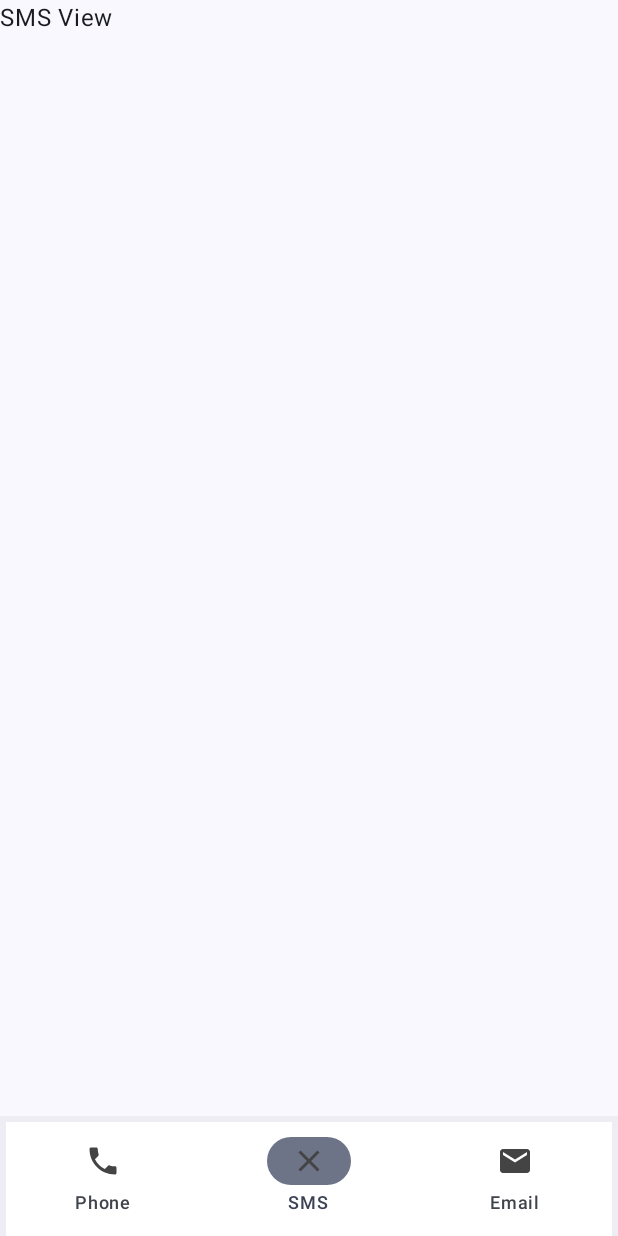
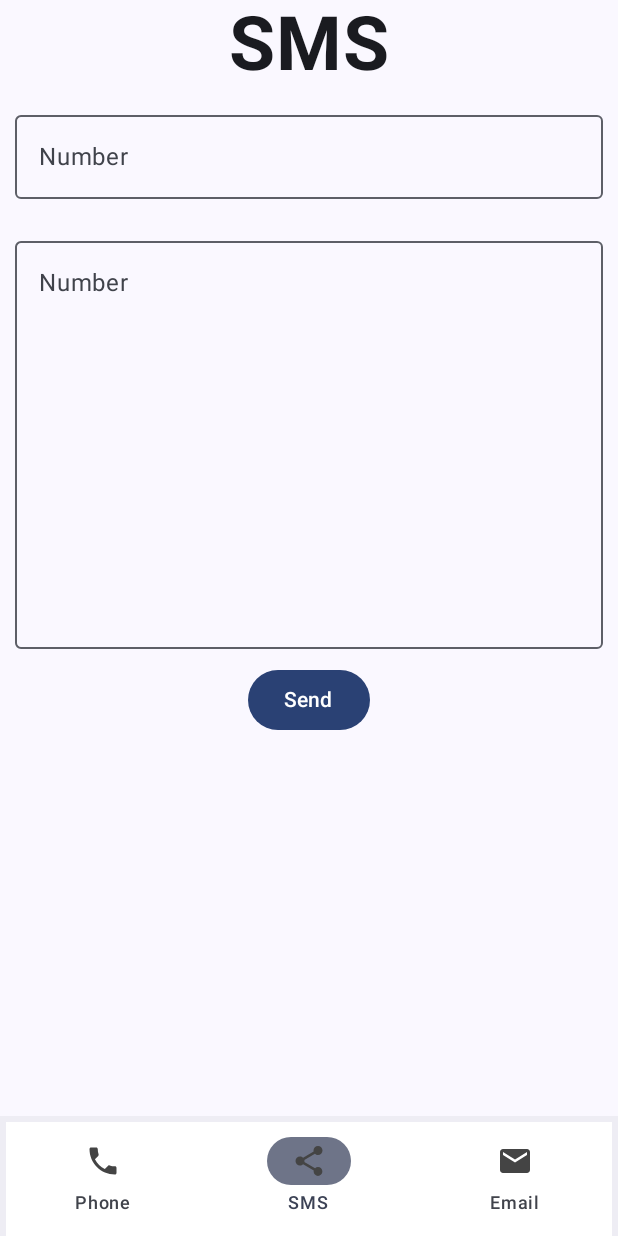
Before and after one commit to jamirou/IntentsApp, an Android app built with Jetpack Compose: the screen it shows after launch (MainActivity), item 2 of the bottom bar chosen, on a phone screen of 412 x 824 dp. Run offline under Robolectric (Android 15) with nearby library versions, the phone set to English and light mode, and no system bars.

Commit message:
added sms intent for create sms

```diff
--- a/app/src/main/java/com/jamirodev/intentsapp/navigation/Routes.kt
+++ b/app/src/main/java/com/jamirodev/intentsapp/navigation/Routes.kt
@@ -2,6 +2,7 @@ import androidx.compose.material.icons.Icons
 import androidx.compose.material.icons.filled.Close
 import androidx.compose.material.icons.filled.Email
 import androidx.compose.material.icons.filled.Phone
+import androidx.compose.material.icons.filled.Share
 import androidx.compose.ui.graphics.vector.ImageVector
 
 sealed class Routes(
@@ -10,6 +11,6 @@ sealed class Routes(
     val route: String
 ) {
     object PhoneView: Routes(Icons.Default.Phone, "Phone", "PhoneView")
-    object SmsView: Routes(Icons.Default.Close, "SMS", "SmsView")
+    object SmsView: Routes(Icons.Default.Share, "SMS", "SmsView")
     object EmailView: Routes(Icons.Default.Email, "Email", "EmailView")
 }
--- a/app/src/main/java/com/jamirodev/intentsapp/views/PhoneView.kt
+++ b/app/src/main/java/com/jamirodev/intentsapp/views/PhoneView.kt
@@ -34,7 +34,7 @@ import com.jamirodev.intentsapp.components.CircleNumber
 @Composable
 fun PhoneView() {
     Column(horizontalAlignment = Alignment.CenterHorizontally) {
-        Text(text = "Phone", fontSize = 50.sp, fontWeight = FontWeight.Bold)
+        Text(text = "", fontSize = 50.sp, fontWeight = FontWeight.Bold)
         val items = listOf(
             "1", "2", "3",
             "4", "5", "6",
--- a/app/src/main/java/com/jamirodev/intentsapp/views/SmsView.kt
+++ b/app/src/main/java/com/jamirodev/intentsapp/views/SmsView.kt
@@ -1,10 +1,72 @@
 package com.jamirodev.intentsapp.views
 
+import android.content.Intent
+import android.net.Uri
+import androidx.compose.foundation.layout.Column
+import androidx.compose.foundation.layout.fillMaxSize
+import androidx.compose.foundation.layout.fillMaxWidth
+import androidx.compose.foundation.layout.height
+import androidx.compose.foundation.layout.padding
+import androidx.compose.foundation.layout.size
+import androidx.compose.foundation.text.KeyboardOptions
+import androidx.compose.material3.Button
+import androidx.compose.material3.ExperimentalMaterial3Api
+import androidx.compose.material3.OutlinedTextField
 import androidx.compose.material3.Text
 import androidx.compose.runtime.Composable
+import androidx.compose.runtime.getValue
+import androidx.compose.runtime.mutableStateOf
+import androidx.compose.runtime.remember
+import androidx.compose.runtime.setValue
+import androidx.compose.ui.Alignment
+import androidx.compose.ui.Modifier
+import androidx.compose.ui.platform.LocalContext
+import androidx.compose.ui.text.font.FontWeight
+import androidx.compose.ui.text.input.KeyboardType
+import androidx.compose.ui.unit.dp
+import androidx.compose.ui.unit.sp
 
 
+@OptIn(ExperimentalMaterial3Api::class)
 @Composable
 fun SmsView() {
-    Text(text = "SMS View")
+    Column(
+        horizontalAlignment = Alignment.CenterHorizontally,
+        modifier = Modifier.fillMaxSize()
+    ) {
+        var number by remember { mutableStateOf("") }
+        var message by remember { mutableStateOf("") }
+        val context = LocalContext.current
+        Text(text = "SMS", fontSize = 50.sp, fontWeight = FontWeight.Bold)
+
+        OutlinedTextField(
+            value = number,
+            onValueChange = { number = it },
+            label = { Text(text = "Number") },
+            keyboardOptions = KeyboardOptions(keyboardType = KeyboardType.Phone),
+            modifier = Modifier
+                .fillMaxWidth()
+                .padding(10.dp)
+            )
+
+        OutlinedTextField(
+            value = message,
+            onValueChange = { message = it },
+            label = { Text(text = "Number") },
+            modifier = Modifier
+                .fillMaxWidth()
+                .height(300.dp)
+                .padding(10.dp)
+        )
+
+        Button(onClick = {
+            val intent = Intent(Intent.ACTION_SENDTO)
+            intent.data = Uri.parse("smsto:$number")
+            intent.putExtra("sms_body", message)
+            context.startActivity(intent)
+        }) {
+            Text(text = "Send")
+        }
+
+    }
 }
```
